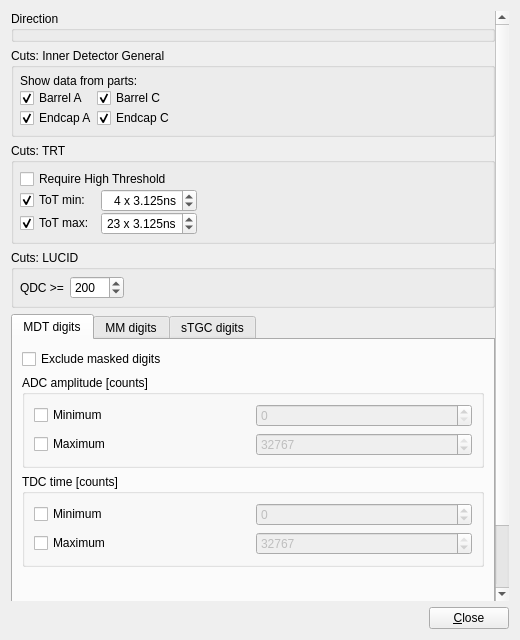
Old version of the form graphics/VP1/VP1Systems/VP1RawDataSystems/src/rawdata_settings_cuts_form.ui in the repository ATLAS-experiment/athena.
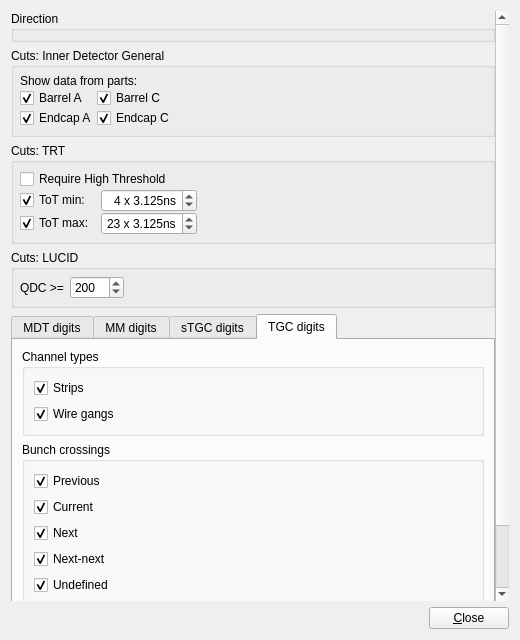
New version of the form. The open tabs and pages were chosen to show the change. Custom widgets are drawn as their Qt base class.

Commit message:
Add dedicated channel-type and bunch-crossing cuts for VP1 TGC digits
Add a TGC cuts tab with strip, wire-gang and BC-tag selections, enabled
by default. Preserve settings with backwards-compatible defaults.

Add unit tests for cuts.

```diff
--- a/graphics/VP1/VP1Systems/VP1RawDataSystems/src/rawdata_settings_cuts_form.ui
+++ b/graphics/VP1/VP1Systems/VP1RawDataSystems/src/rawdata_settings_cuts_form.ui
@@ -797,7 +797,128 @@
            </item>
           </layout>
          </widget>
+        <widget class="QWidget" name="tab_tgcDigits">
+         <attribute name="title">
+          <string>TGC digits</string>
+         </attribute>
+         <layout class="QVBoxLayout" name="tgcDigitsLayout">
+          <property name="alignment">
+           <set>Qt::AlignTop</set>
+          </property>
+          <item>
+           <widget class="QGroupBox" name="groupBox_tgcChannelTypes">
+            <property name="title">
+             <string>Channel types</string>
+            </property>
+            <layout class="QVBoxLayout" name="tgcChannelTypesLayout">
+             <item>
+              <widget class="QCheckBox" name="checkBox_tgcShowStrips">
+               <property name="text">
+                <string>Strips</string>
+               </property>
+               <property name="checked">
+                <bool>true</bool>
+               </property>
+              </widget>
+             </item>
+             <item>
+              <widget class="QCheckBox" name="checkBox_tgcShowWires">
+               <property name="text">
+                <string>Wire gangs</string>
+               </property>
+               <property name="checked">
+                <bool>true</bool>
+               </property>
+              </widget>
+             </item>
+            </layout>
+           </widget>
+          </item>
+          <item>
+           <widget class="QGroupBox" name="groupBox_tgcBunchCrossings">
+            <property name="title">
+             <string>Bunch crossings</string>
+            </property>
+            <layout class="QVBoxLayout" name="tgcBunchCrossingsLayout">
+             <item>
+              <widget class="QCheckBox" name="checkBox_tgcShowPrevious">
+               <property name="text">
+                <string>Previous</string>
+               </property>
+               <property name="checked">
+                <bool>true</bool>
+               </property>
+              </widget>
+             </item>
+             <item>
+              <widget class="QCheckBox" name="checkBox_tgcShowCurrent">
+               <property name="text">
+                <string>Current</string>
+               </property>
+               <property name="checked">
+                <bool>true</bool>
+               </property>
+              </widget>
+             </item>
+             <item>
+              <widget class="QCheckBox" name="checkBox_tgcShowNext">
+               <property name="text">
+                <string>Next</string>
+               </property>
+               <property name="checked">
+                <bool>true</bool>
+               </property>
+              </widget>
+             </item>
+             <item>
+              <widget class="QCheckBox" name="checkBox_tgcShowNextNext">
+               <property name="text">
+                <string>Next-next</string>
+               </property>
+               <property name="checked">
+                <bool>true</bool>
+               </property>
+              </widget>
+             </item>
+             <item>
+              <widget class="QCheckBox" name="checkBox_tgcShowUndefined">
+               <property name="text">
+                <string>Undefined</string>
+               </property>
+               <property name="checked">
+                <bool>true</bool>
+               </property>
+              </widget>
+             </item>
+             <item>
+              <widget class="QCheckBox" name="checkBox_tgcShowUnknown">
+               <property name="text">
+                <string>Unknown BC tags</string>
+               </property>
+               <property name="checked">
+                <bool>true</bool>
+               </property>
+              </widget>
+             </item>
+            </layout>
+           </widget>
+          </item>
+          <item>
+           <spacer name="tgcBottomSpacer">
+            <property name="orientation">
+             <enum>Qt::Vertical</enum>
+            </property>
+            <property name="sizeHint" stdset="0">
+             <size>
+              <width>20</width>
+              <height>0</height>
+             </size>
+            </property>
+           </spacer>
+          </item>
+         </layout>
         </widget>
+</widget>
        </item>
        <item>
         <spacer name="cutsBottomSpacer">
```
The commit also changes 9 other files.
